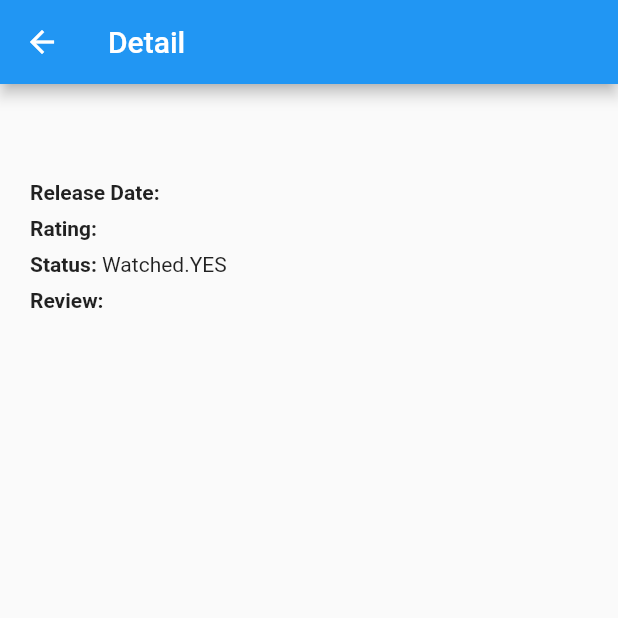
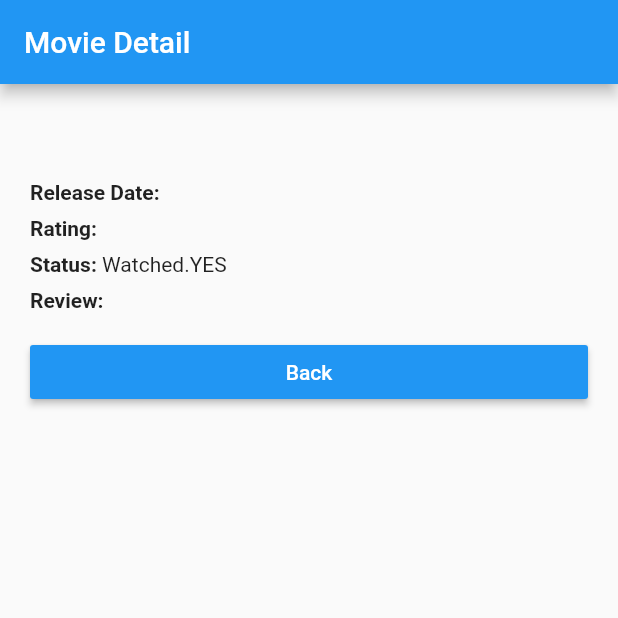
Before and after one commit to rafimadani/pbp-flutter-lab, a Flutter app: the WatchlistSpecific screen opened directly with empty values, on a phone screen of 412 x 824 dp, the top half of it. Run offline on Flutter 3.47's test engine with Material 2 defaults, Android fonts, the phone set to English and light mode, and no system bars.

Commit message:
nambahin back button

```diff
--- a/lib/page/mywatchlist_page_specific.dart
+++ b/lib/page/mywatchlist_page_specific.dart
@@ -4,7 +4,7 @@ import 'package:flutter/material.dart';
 class WatchlistSpecific extends StatefulWidget {
   const WatchlistSpecific({super.key, required this.watchlist});
 
-  final String title = 'Detail';
+  final String title = 'Movie Detail';
   final MyWatchList watchlist;
 
   @override
@@ -16,8 +16,9 @@ class _WatchlistSpecificState extends State<WatchlistSpecific> {
   Widget build(BuildContext context) {
     return Scaffold(
       appBar: AppBar(
-        leading: const BackButton(),
+        automaticallyImplyLeading: false, //untuk menghapus automatic backbutton di appbar
         title: Text(widget.title),
+
       ),
       body: SingleChildScrollView(
         child: Container(
@@ -30,7 +31,7 @@ class _WatchlistSpecificState extends State<WatchlistSpecific> {
                     child: Align(
                       alignment: Alignment.center,
                       child: Text(
-                        widget.watchlist.fields.title,
+                        widget.watchlist.fields.title.toString(),
                         style: const TextStyle(
                           fontSize: 24,
                           fontWeight: FontWeight.w600,
@@ -88,9 +89,20 @@ class _WatchlistSpecificState extends State<WatchlistSpecific> {
                         style: const TextStyle(color: Colors.black87, fontFamily: 'Arial')
                     )
                 ),
+                Align(
+                  alignment: Alignment.bottomCenter,
+
+                  child: MaterialButton(
+                    minWidth: double.maxFinite, // set minWidth to maxFinite
+                    color: Colors.blue,
+                    textColor: Colors.white,
+                    onPressed: () {Navigator.pop(context);},
+                    child: Text("Back"),
+                  )
+
+                )
               ],
             )
-
         ),
       ),
     );
```
